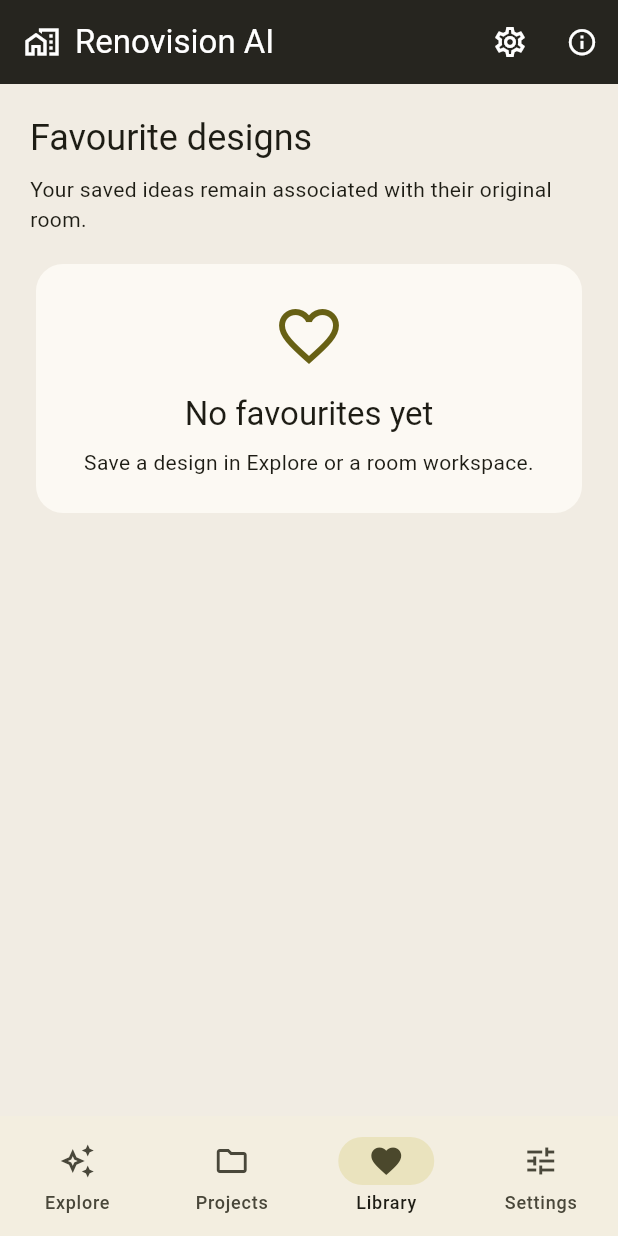
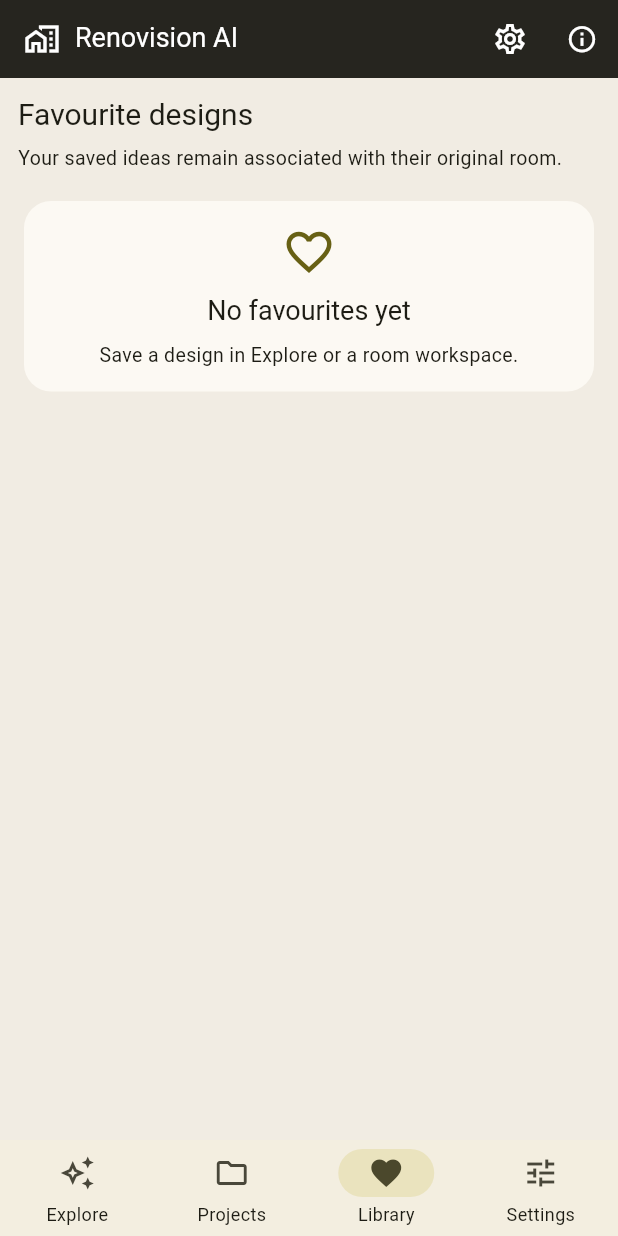
Before and after one commit to dbrazil57-gmail/renovation_ai, a Flutter app: the screen it shows after launch, item 3 of the bottom bar chosen, on a phone screen of 412 x 824 dp. Run offline on Flutter 3.47's test engine with Material 3 defaults, Android fonts, the phone set to English and light mode, and no system bars; our stand-ins replace camera, cross_file, hive_ce, hive_ce_flutter, image_picker, material_ui and 1 more; missing offline and left inert: dart:js_interop; accounts and stored records are empty.

Commit message:
Reduce shared text sizes and tab spacing while preserving large-text support

```diff
--- a/lib/design_style_widgets.dart
+++ b/lib/design_style_widgets.dart
@@ -10,7 +10,7 @@ class DesignStyleControls extends StatelessWidget {
   @override
   Widget build(BuildContext context) => Card(
     child: Padding(
-      padding: const EdgeInsets.all(14),
+      padding: const EdgeInsets.all(10),
       child: Column(
         crossAxisAlignment: CrossAxisAlignment.start,
         children: [
--- a/lib/live_design_screen.dart
+++ b/lib/live_design_screen.dart
@@ -663,7 +663,7 @@ class _LiveDesignScreenState extends State<LiveDesignScreen>
   }
 
   Widget _controls() => Padding(
-    padding: const EdgeInsets.all(12),
+    padding: const EdgeInsets.all(10),
     child: Column(
       mainAxisSize: MainAxisSize.min,
       crossAxisAlignment: CrossAxisAlignment.stretch,
--- a/lib/main.dart
+++ b/lib/main.dart
@@ -26,7 +26,14 @@ class RenovisionApp extends StatelessWidget {
     return MaterialApp(
       title: 'Renovision AI',
       debugShowCheckedModeBanner: false,
-      theme: ThemeData(
+      theme: buildRenovisionTheme(),
+      home: AppShell(store: store),
+    );
+  }
+}
+
+ThemeData buildRenovisionTheme() {
+  final base = ThemeData(
     useMaterial3: true,
     colorScheme: ColorScheme.fromSeed(
       seedColor: FocusColours.olive,
@@ -36,17 +43,78 @@ class RenovisionApp extends StatelessWidget {
     cardTheme: CardThemeData(
       color: FocusColours.panel,
       elevation: 0,
-          shape: RoundedRectangleBorder(
-            borderRadius: BorderRadius.circular(18),
-          ),
+      shape: RoundedRectangleBorder(borderRadius: BorderRadius.circular(18)),
     ),
     appBarTheme: const AppBarTheme(
       backgroundColor: FocusColours.canvas,
       foregroundColor: Colors.white,
       surfaceTintColor: Colors.transparent,
+      toolbarHeight: 52,
+    ),
+  );
+  final text = base.textTheme.copyWith(
+    headlineSmall: base.textTheme.headlineSmall!.copyWith(
+      fontSize: 20,
+      height: 1.2,
+    ),
+    titleLarge: base.textTheme.titleLarge!.copyWith(fontSize: 18, height: 1.25),
+    titleMedium: base.textTheme.titleMedium!.copyWith(
+      fontSize: 15,
+      height: 1.3,
+    ),
+    titleSmall: base.textTheme.titleSmall!.copyWith(fontSize: 14, height: 1.3),
+    bodyLarge: base.textTheme.bodyLarge!.copyWith(fontSize: 14, height: 1.35),
+    bodyMedium: base.textTheme.bodyMedium!.copyWith(fontSize: 13, height: 1.4),
+    bodySmall: base.textTheme.bodySmall!.copyWith(fontSize: 12, height: 1.3),
+    labelLarge: base.textTheme.labelLarge!.copyWith(fontSize: 13, height: 1.25),
+    labelMedium: base.textTheme.labelMedium!.copyWith(
+      fontSize: 12,
+      height: 1.3,
+    ),
+    labelSmall: base.textTheme.labelSmall!.copyWith(fontSize: 11, height: 1.3),
+  );
+  return base.copyWith(
+    textTheme: text,
+    iconTheme: base.iconTheme.copyWith(size: 22),
+    inputDecorationTheme: const InputDecorationTheme(
+      isDense: true,
+      contentPadding: EdgeInsets.symmetric(horizontal: 12, vertical: 12),
+    ),
+    filledButtonTheme: FilledButtonThemeData(
+      style: FilledButton.styleFrom(
+        textStyle: text.labelLarge,
+        padding: const EdgeInsets.symmetric(horizontal: 12, vertical: 8),
+        minimumSize: const Size(48, 40),
+        tapTargetSize: MaterialTapTargetSize.padded,
       ),
     ),
-      home: AppShell(store: store),
+    outlinedButtonTheme: OutlinedButtonThemeData(
+      style: OutlinedButton.styleFrom(
+        textStyle: text.labelLarge,
+        padding: const EdgeInsets.symmetric(horizontal: 12, vertical: 8),
+        minimumSize: const Size(48, 40),
+        tapTargetSize: MaterialTapTargetSize.padded,
+      ),
+    ),
+    textButtonTheme: TextButtonThemeData(
+      style: TextButton.styleFrom(
+        textStyle: text.labelLarge,
+        padding: const EdgeInsets.symmetric(horizontal: 10, vertical: 8),
+        minimumSize: const Size(48, 40),
+        tapTargetSize: MaterialTapTargetSize.padded,
+      ),
+    ),
+    chipTheme: base.chipTheme.copyWith(
+      labelStyle: text.labelLarge,
+      padding: const EdgeInsets.symmetric(horizontal: 4, vertical: 2),
+      labelPadding: const EdgeInsets.symmetric(horizontal: 4),
+    ),
+    listTileTheme: ListTileThemeData(
+      titleTextStyle: text.bodyLarge,
+      subtitleTextStyle: text.bodySmall,
+    ),
+    navigationBarTheme: NavigationBarThemeData(
+      labelTextStyle: WidgetStatePropertyAll(text.labelMedium),
+    ),
   );
 }
-}
--- a/lib/renovation_scope_widgets.dart
+++ b/lib/renovation_scope_widgets.dart
@@ -12,7 +12,7 @@ class RenovationScopeControls extends StatelessWidget {
   @override
   Widget build(BuildContext context) => Card(
     child: Padding(
-      padding: const EdgeInsets.all(14),
+      padding: const EdgeInsets.all(10),
       child: Column(
         crossAxisAlignment: CrossAxisAlignment.start,
         children: [
--- a/lib/room_analysis_widgets.dart
+++ b/lib/room_analysis_widgets.dart
@@ -220,7 +220,7 @@ class _RoomAnalysisCardState extends State<RoomAnalysisCard>
         final matches = current;
         return Card(
           child: Padding(
-            padding: const EdgeInsets.all(14),
+            padding: const EdgeInsets.all(10),
             child: Column(
               crossAxisAlignment: CrossAxisAlignment.start,
               children: [
--- a/lib/room_setup.dart
+++ b/lib/room_setup.dart
@@ -289,7 +289,7 @@ class _RoomSetupScreenState extends State<RoomSetupScreen> {
               constraints: const BoxConstraints(maxWidth: 950),
               child: ListView(
                 controller: scroll,
-                padding: const EdgeInsets.all(20),
+                padding: const EdgeInsets.all(12),
                 children: [
                   Text(
                     'Step ${step + 1} of 4 · ${steps[step]}',
--- a/lib/screens.dart
+++ b/lib/screens.dart
@@ -357,6 +357,7 @@ class _AppShellState extends State<AppShell> {
       ),
       body: tabs[selected],
       bottomNavigationBar: NavigationBar(
+        height: MediaQuery.textScalerOf(context).scale(12) > 16 ? 80 : 64,
         selectedIndex: selected,
         onDestinationSelected: (i) => setState(() => selected = i),
         destinations: const [
@@ -389,7 +390,7 @@ class PageFrame extends StatelessWidget {
   Widget build(BuildContext context) => Center(
     child: ConstrainedBox(
       constraints: const BoxConstraints(maxWidth: 950),
-      child: ListView(padding: const EdgeInsets.all(20), children: children),
+      child: ListView(padding: const EdgeInsets.all(12), children: children),
     ),
   );
 }
@@ -409,11 +410,11 @@ class EmptyMessage extends StatelessWidget {
   @override
   Widget build(BuildContext context) => Card(
     child: Padding(
-      padding: const EdgeInsets.all(24),
+      padding: const EdgeInsets.all(16),
       child: Column(
         children: [
-          Icon(icon, size: 48, color: Theme.of(context).colorScheme.primary),
-          const SizedBox(height: 14),
+          Icon(icon, size: 36, color: Theme.of(context).colorScheme.primary),
+          const SizedBox(height: 10),
           Text(
             title,
             style: Theme.of(context).textTheme.titleLarge,
@@ -487,7 +488,7 @@ class ProjectsTab extends StatelessWidget {
               : null,
           choosePhotos: () => _start(context, camera: false),
         ),
-        const SizedBox(height: 18),
+        const SizedBox(height: 12),
         if (store.resumeRoom case final room?) ...[
           Card(
             child: ListTile(
@@ -2421,13 +2422,13 @@ class _WorkspaceScreenState extends State<WorkspaceScreen>
                   ],
                 ),
                 const SizedBox(height: 8),
-                const SizedBox(height: 18),
+                const SizedBox(height: 12),
                 FilledButton.tonalIcon(
                   onPressed: () => _importResult(room),
                   icon: const Icon(Icons.add_photo_alternate_outlined),
                   label: const Text('Import generated AI result'),
                 ),
-                const SizedBox(height: 22),
+                const SizedBox(height: 14),
                 const HelpHeading(
                   title: 'Version history',
                   message: 'Passed ideas stay in history. Use the review menu to return them to Explore or delete an unwanted design. Deleted designs below lets you restore it. Favourites and baseline approval are separate choices. Deleting a design keeps a recoverable copy and its source history.',
@@ -2441,7 +2442,7 @@ class _WorkspaceScreenState extends State<WorkspaceScreen>
                 else
                   ...versions.map((design) => _historyCard(room, design)),
                 DeletedDesignsCard(store: widget.store, roomId: room.id),
-                const SizedBox(height: 30),
+                const SizedBox(height: 16),
               ],
             },
           ),
```
Also changed, not shown: lib/focus_workspace.dart (+7 -7 lines), 4 other files. Lines whose indentation alone changed are shown as unchanged.
